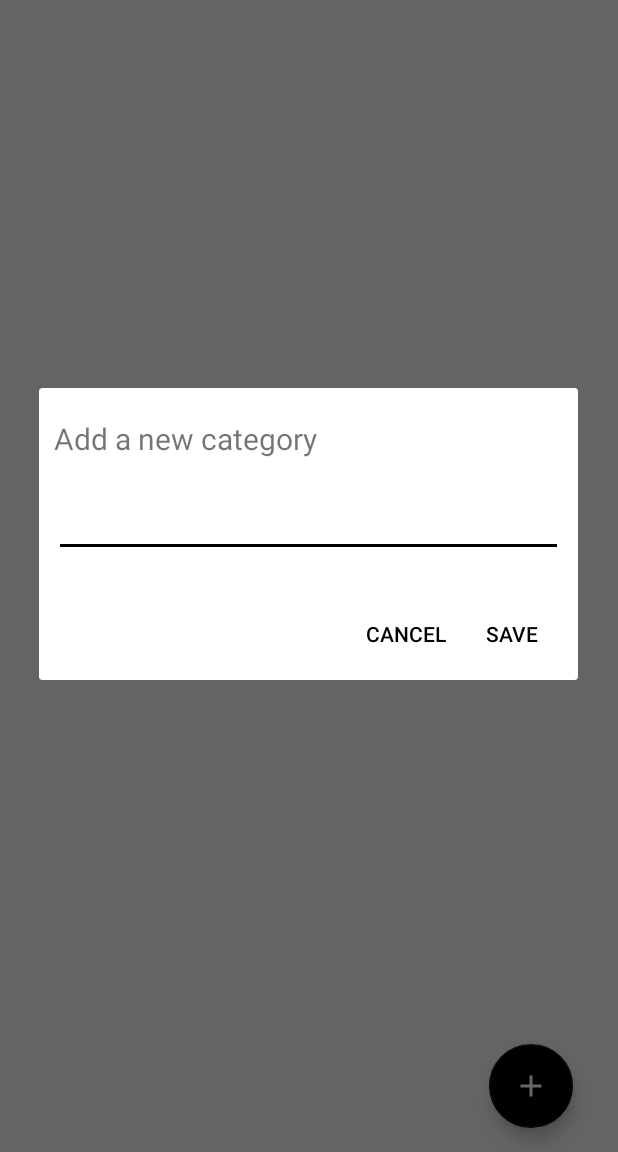
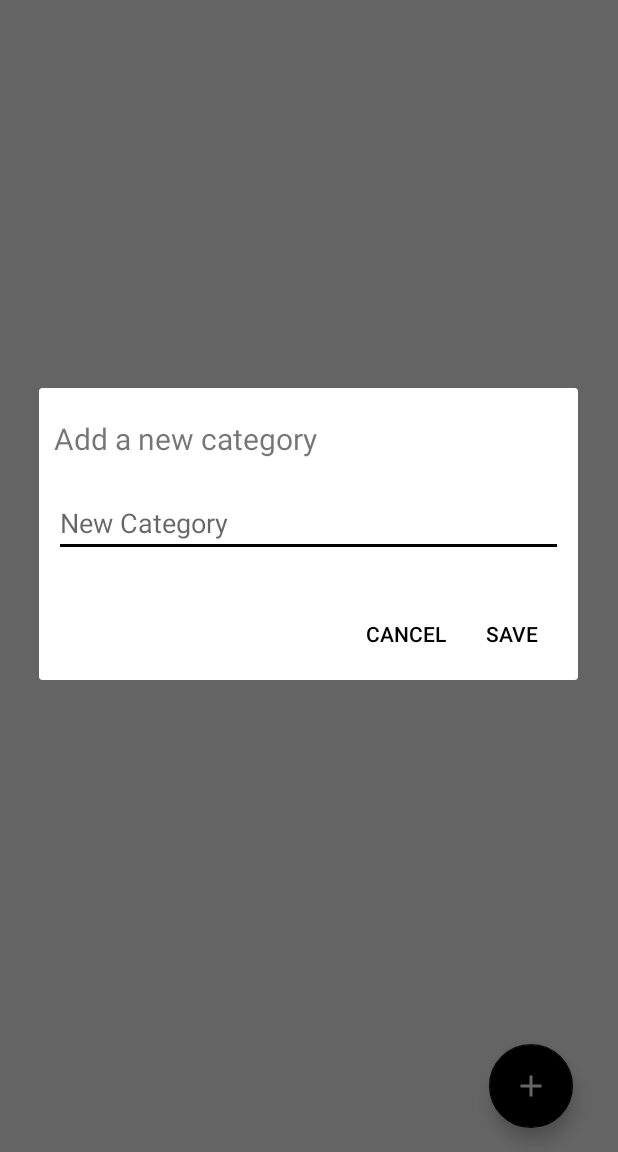
Before and after one commit to korbi98/Simple-ToDoList, an Android app: the screen it shows after launch (MainActivity), in the side drawer, after a tap on "Add a new category", on a phone screen of 412 x 824 dp, the part 84-1236 px from its top. Run offline under Robolectric (Android 15) with nearby library versions, the phone set to English and light mode, and no system bars.

Commit message:
1.1.0 Release

```diff
--- a/app/build.gradle
+++ b/app/build.gradle
@@ -7,8 +7,8 @@ android {
         applicationId 'com.korbi.todolist'
         minSdkVersion 15
         targetSdkVersion 25
-        versionCode 3
-        versionName "1.0.2"
+        versionCode 4
+        versionName "1.1.0"
         testInstrumentationRunner "android.support.test.runner.AndroidJUnitRunner"
         vectorDrawables.useSupportLibrary = true
     }
--- a/app/src/main/java/com/korbi/todolist/ui/ChooseWidgetCategory.java
+++ b/app/src/main/java/com/korbi/todolist/ui/ChooseWidgetCategory.java
@@ -7,7 +7,6 @@ import android.content.Intent;
 import android.content.SharedPreferences;
 import android.support.v7.app.AppCompatActivity;
 import android.os.Bundle;
-import android.util.Log;
 import android.view.View;
 import android.widget.AdapterView;
 import android.widget.ArrayAdapter;
--- a/app/src/main/java/com/korbi/todolist/ui/MainActivity.java
+++ b/app/src/main/java/com/korbi/todolist/ui/MainActivity.java
@@ -30,6 +30,7 @@ import android.view.Menu;
 import android.view.MenuInflater;
 import android.view.MenuItem;
 import android.view.View;
+import android.view.WindowManager;
 import android.widget.EditText;
 import android.widget.TextView;
 import android.widget.Toast;
@@ -62,7 +63,12 @@ public class MainActivity extends AppCompatActivity implements NavigationView.On
     public Snackbar undoDeleteSnack;
 
     @Override
-    protected void onCreate(Bundle savedInstanceState) {
+    protected void onCreate(Bundle savedInstanceState) //TODO today view
+            //TODO widget opens mainactivity with right category
+            //TODO rework settings
+            //TODO notifications
+
+    {
 
 
         super.onCreate(savedInstanceState);
@@ -356,6 +362,7 @@ public class MainActivity extends AppCompatActivity implements NavigationView.On
         alertDialogBuilder.setView(dialogueView);
 
         final EditText newCategoryName = (EditText) dialogueView.findViewById(R.id.edit_dialog_input);
+        newCategoryName.requestFocus();
 
         if (oldCategory != null) newCategoryName.setText(oldCategory);
 
@@ -411,7 +418,9 @@ public class MainActivity extends AppCompatActivity implements NavigationView.On
                 });
 
         final AlertDialog alertDialog = alertDialogBuilder.create();
-        alertDialog.show();
+        AlertDialog dialog = alertDialogBuilder.create();
+        dialog.getWindow().setSoftInputMode(WindowManager.LayoutParams.SOFT_INPUT_STATE_VISIBLE);
+        dialog.show();
     }
 
     private void createChooseCategoryDialogue()
--- a/app/src/main/java/com/korbi/todolist/widget/ToDoListWidget.java
+++ b/app/src/main/java/com/korbi/todolist/widget/ToDoListWidget.java
@@ -7,8 +7,6 @@ import android.content.Context;
 import android.content.Intent;
 import android.content.SharedPreferences;
 import android.net.Uri;
-import android.text.Html;
-import android.util.Log;
 import android.widget.RemoteViews;
 
 import com.korbi.todolist.ui.AddEditTask;
--- a/app/src/main/java/com/korbi/todolist/widget/WidgetService.java
+++ b/app/src/main/java/com/korbi/todolist/widget/WidgetService.java
@@ -2,8 +2,6 @@ package com.korbi.todolist.widget;
 
 import android.content.Intent;
 import android.widget.RemoteViewsService;
-
-import com.korbi.todolist.widget.TaskWidgetProvider;
 
 /**
  * Created by korbi on 6/15/17.
--- a/app/src/main/res/layout/add_edit_category_dialogue.xml
+++ b/app/src/main/res/layout/add_edit_category_dialogue.xml
@@ -21,6 +21,9 @@
         android:id="@+id/edit_dialog_input"
         android:layout_width="fill_parent"
         android:layout_height="wrap_content"
-        android:maxLines="1"/>
+        android:maxLines="0"
+        android:inputType="text"
+        android:hint="@string/new_category_hint"
+        android:selectAllOnFocus="true"/>
 
 </LinearLayout>
--- a/app/src/main/res/values/strings.xml
+++ b/app/src/main/res/values/strings.xml
@@ -59,6 +59,7 @@
     <string name="category_delete_confirm_dialogue">Are you sure?</string>
     <string name="empty_category_name_error">The name of the category cannot be empty!</string>
     <string name="category_already_exists">A category with this name exists already</string>
+    <string name="new_category_hint">New Category</string>
 
     <string-array name="default_priority">
 
```
Also changed, not shown: app/src/main/java/com/korbi/todolist/ui/AddEditTask.java (+0 -10 lines), 1 other file.
